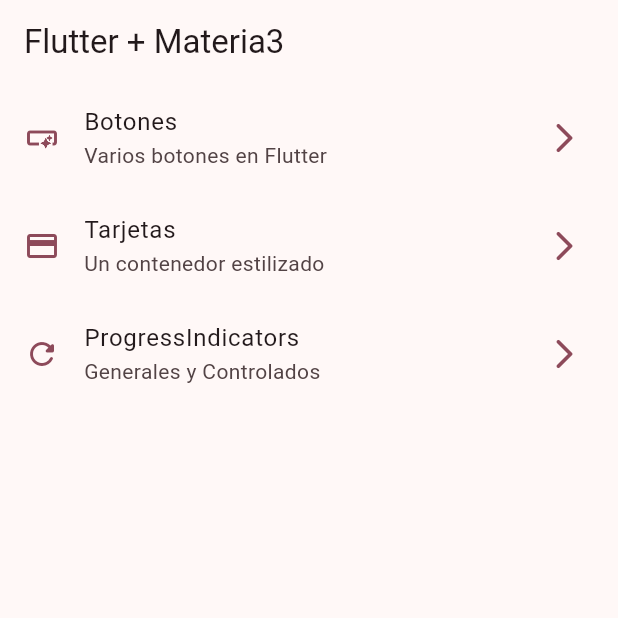
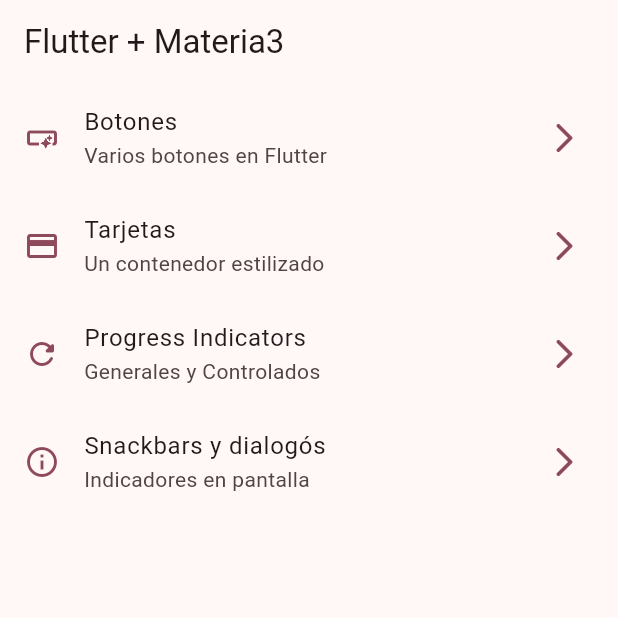
Before and after one commit to FBecerra2/widget_app, a Flutter app: the screen it shows after launch, on a phone screen of 412 x 824 dp, the top half of it. Run offline on Flutter 3.47's test engine with Material 2 defaults, Android fonts, the phone set to English and light mode, and no system bars; our stand-ins replace go_router.

Commit message:
Snackbars dialog completed

```diff
--- a/lib/config/menu/menu_items.dart
+++ b/lib/config/menu/menu_items.dart
@@ -25,8 +25,13 @@ const appMenuItems = <MenuItem>[
       link: '/cards',
       icon: Icons.credit_card),
   MenuItem(
-      title: 'ProgressIndicators',
+      title: 'Progress Indicators',
       subTitle: 'Generales y Controlados',
       link: '/progress',
-      icon: Icons.refresh_rounded)
+      icon: Icons.refresh_rounded),
+  MenuItem(
+      title: 'Snackbars y dialogós',
+      subTitle: 'Indicadores en pantalla',
+      link: '/snackbar',
+      icon: Icons.info_outline)
 ];
--- a/lib/config/router/app_router.dart
+++ b/lib/config/router/app_router.dart
@@ -21,6 +21,11 @@ final appRouter = GoRouter(
       path: '/progress',
       name: ProgressScreen.name,
       builder: (context, state) => const ProgressScreen(),
-    )
+    ),
+    GoRoute(
+      path: '/snackbar',
+      name: SnackbarScreen.name,
+      builder: (context, state) => const SnackbarScreen(),
+    ),
   ],
 );
--- a/lib/main.dart
+++ b/lib/main.dart
@@ -12,6 +12,7 @@ class MainApp extends StatelessWidget {
   @override
   Widget build(BuildContext context) {
     return MaterialApp.router(
+      title: 'Flutter Widgets',
       routerConfig: appRouter,
       debugShowCheckedModeBanner: false,
       theme: AppTheme(selectedColor: 8).getTheme(),
--- a/lib/presentation/screen/screens.dart
+++ b/lib/presentation/screen/screens.dart
@@ -1,4 +1,5 @@
 //Archivos de Barril
+export 'package:widget_app/presentation/screen/snackbar/snackbar_screen.dart';
 export 'package:flutter/material.dart';
 export 'package:widget_app/presentation/screen/animated/animated_screen.dart';
 export 'package:widget_app/presentation/screen/app_tutorial/app_tutorial_screen.dart';
```
Also changed, not shown: lib/presentation/screen/snackbar/snackbar_screen.dart (+64 -1 lines).
